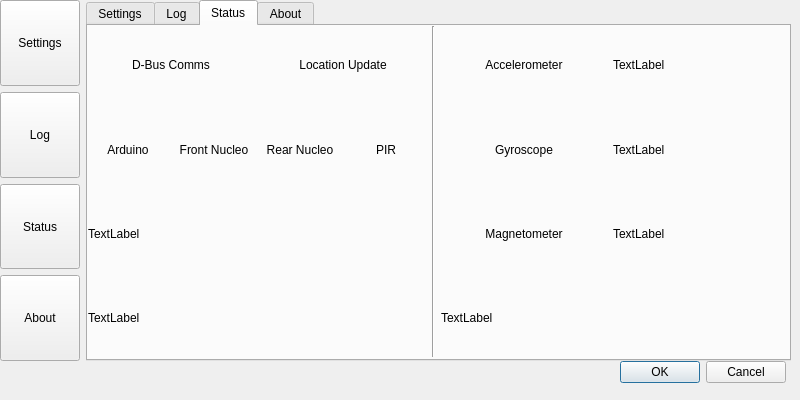
Alex-BusNet/Reveles, file Reveles/GUI/settingsscreen.ui: the form before one commit.
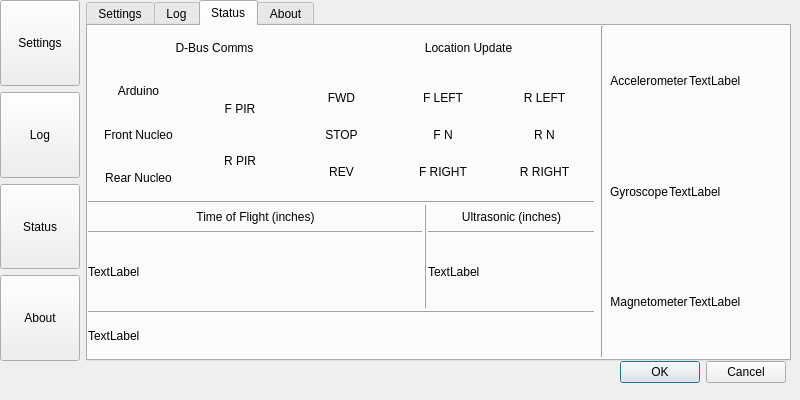
The form after the commit.

Commit message: Added DBus signals to relay information from the IO to the Status screen in the GUI.

Diff of the .ui file:
```diff
--- a/Reveles/GUI/settingsscreen.ui
+++ b/Reveles/GUI/settingsscreen.ui
@@ -50,7 +50,7 @@
      <height>361</height>
     </rect>
    </property>
-   <layout class="QHBoxLayout" name="horizontalLayout_5">
+   <layout class="QHBoxLayout" name="horizontalLayout_5" stretch="0,0">
     <item>
      <layout class="QVBoxLayout" name="verticalLayout_3">
       <item>
@@ -150,13 +150,37 @@
           <height>331</height>
          </rect>
         </property>
-        <layout class="QHBoxLayout" name="horizontalLayout">
+        <layout class="QHBoxLayout" name="horizontalLayout" stretch="3,0,1">
          <item>
-          <layout class="QVBoxLayout" name="verticalLayout">
+          <layout class="QVBoxLayout" name="verticalLayout" stretch="1,3,0,3,0,1">
+           <property name="spacing">
+            <number>1</number>
+           </property>
            <item>
             <layout class="QHBoxLayout" name="horizontalLayout_6">
+             <property name="spacing">
+              <number>1</number>
+             </property>
+             <property name="sizeConstraint">
+              <enum>QLayout::SetDefaultConstraint</enum>
+             </property>
+             <property name="bottomMargin">
+              <number>0</number>
+             </property>
              <item>
               <widget class="QLabel" name="dbusStatusLabel">
+               <property name="sizePolicy">
+                <sizepolicy hsizetype="Preferred" vsizetype="Maximum">
+                 <horstretch>0</horstretch>
+                 <verstretch>0</verstretch>
+                </sizepolicy>
+               </property>
+               <property name="maximumSize">
+                <size>
+                 <width>16777215</width>
+                 <height>50</height>
+                </size>
+               </property>
                <property name="text">
                 <string>D-Bus Comms</string>
                </property>
@@ -167,6 +191,18 @@
              </item>
              <item>
               <widget class="QLabel" name="locationUpdateLabel">
+               <property name="sizePolicy">
+                <sizepolicy hsizetype="Preferred" vsizetype="Maximum">
+                 <horstretch>0</horstretch>
+                 <verstretch>0</verstretch>
+                </sizepolicy>
+               </property>
+               <property name="maximumSize">
+                <size>
+                 <width>16777215</width>
+                 <height>50</height>
+                </size>
+               </property>
                <property name="text">
                 <string>Location Update</string>
                </property>
@@ -180,56 +216,535 @@
            <item>
             <layout class="QHBoxLayout" name="horizontalLayout_7">
              <item>
-              <widget class="QLabel" name="arduinoStatusLabel">
-               <property name="text">
-                <string>Arduino</string>
+              <layout class="QVBoxLayout" name="verticalLayout_5" stretch="1,1,1">
+               <property name="spacing">
+                <number>1</number>
                </property>
-               <property name="alignment">
-                <set>Qt::AlignCenter</set>
+               <item>
+                <widget class="QLabel" name="arduinoStatusLabel">
+                 <property name="sizePolicy">
+                  <sizepolicy hsizetype="Preferred" vsizetype="Preferred">
+                   <horstretch>0</horstretch>
+                   <verstretch>0</verstretch>
+                  </sizepolicy>
+                 </property>
+                 <property name="maximumSize">
+                  <size>
+                   <width>16777215</width>
+                   <height>16777215</height>
+                  </size>
+                 </property>
+                 <property name="text">
+                  <string>Arduino</string>
+                 </property>
+                 <property name="alignment">
+                  <set>Qt::AlignCenter</set>
+                 </property>
+                </widget>
+               </item>
+               <item>
+                <widget class="QLabel" name="frontNucleoStatusLabel">
+                 <property name="sizePolicy">
+                  <sizepolicy hsizetype="Preferred" vsizetype="Preferred">
+                   <horstretch>0</horstretch>
+                   <verstretch>0</verstretch>
+                  </sizepolicy>
+                 </property>
+                 <property name="maximumSize">
+                  <size>
+                   <width>16777215</width>
+                   <height>16777215</height>
+                  </size>
+                 </property>
+                 <property name="text">
+                  <string>Front Nucleo</string>
+                 </property>
+                 <property name="alignment">
+                  <set>Qt::AlignCenter</set>
+                 </property>
+                </widget>
+               </item>
+               <item>
+                <widget class="QLabel" name="rearNucleoStatusLabel">
+                 <property name="sizePolicy">
+                  <sizepolicy hsizetype="Preferred" vsizetype="Preferred">
+                   <horstretch>0</horstretch>
+                   <verstretch>0</verstretch>
+                  </sizepolicy>
+                 </property>
+                 <property name="maximumSize">
+                  <size>
+                   <width>16777215</width>
+                   <height>16777215</height>
+                  </size>
+                 </property>
+                 <property name="text">
+                  <string>Rear Nucleo</string>
+                 </property>
+                 <property name="alignment">
+                  <set>Qt::AlignCenter</set>
+                 </property>
+                </widget>
+               </item>
+              </layout>
+             </item>
+             <item>
+              <layout class="QVBoxLayout" name="verticalLayout_4">
+               <property name="spacing">
+                <number>1</number>
                </property>
-              </widget>
+               <item>
+                <widget class="QLabel" name="pirFStatusLabel">
+                 <property name="sizePolicy">
+                  <sizepolicy hsizetype="Preferred" vsizetype="Maximum">
+                   <horstretch>0</horstretch>
+                   <verstretch>0</verstretch>
+                  </sizepolicy>
+                 </property>
+                 <property name="maximumSize">
+                  <size>
+                   <width>16777215</width>
+                   <height>25</height>
+                  </size>
+                 </property>
+                 <property name="text">
+                  <string>F PIR</string>
+                 </property>
+                 <property name="alignment">
+                  <set>Qt::AlignCenter</set>
+                 </property>
+                </widget>
+               </item>
+               <item>
+                <widget class="QLabel" name="pirRStatusLabel">
+                 <property name="sizePolicy">
+                  <sizepolicy hsizetype="Preferred" vsizetype="Maximum">
+                   <horstretch>0</horstretch>
+                   <verstretch>0</verstretch>
+                  </sizepolicy>
+                 </property>
+                 <property name="maximumSize">
+                  <size>
+                   <width>16777215</width>
+                   <height>25</height>
+                  </size>
+                 </property>
+                 <property name="text">
+                  <string>R PIR</string>
+                 </property>
+                 <property name="alignment">
+                  <set>Qt::AlignCenter</set>
+                 </property>
+                </widget>
+               </item>
+              </layout>
              </item>
              <item>
-              <widget class="QLabel" name="frontNucleoStatusLabel">
-               <property name="text">
-                <string>Front Nucleo</string>
+              <layout class="QVBoxLayout" name="verticalLayout_6">
+               <property name="spacing">
+                <number>1</number>
                </property>
-               <property name="alignment">
-                <set>Qt::AlignCenter</set>
+               <item>
+                <widget class="QLabel" name="motorFwdStatus">
+                 <property name="sizePolicy">
+                  <sizepolicy hsizetype="Preferred" vsizetype="Maximum">
+                   <horstretch>0</horstretch>
+                   <verstretch>0</verstretch>
+                  </sizepolicy>
+                 </property>
+                 <property name="maximumSize">
+                  <size>
+                   <width>16777215</width>
+                   <height>17</height>
+                  </size>
+                 </property>
+                 <property name="text">
+                  <string>FWD</string>
+                 </property>
+                 <property name="alignment">
+                  <set>Qt::AlignCenter</set>
+                 </property>
+                </widget>
+               </item>
+               <item>
+                <widget class="QLabel" name="motorStopStatus">
+                 <property name="sizePolicy">
+                  <sizepolicy hsizetype="Preferred" vsizetype="Maximum">
+                   <horstretch>0</horstretch>
+                   <verstretch>0</verstretch>
+                  </sizepolicy>
+                 </property>
+                 <property name="maximumSize">
+                  <size>
+                   <width>16777215</width>
+                   <height>17</height>
+                  </size>
+                 </property>
+                 <property name="text">
+                  <string>STOP</string>
+                 </property>
+                 <property name="alignment">
+                  <set>Qt::AlignCenter</set>
+                 </property>
+                </widget>
+               </item>
+               <item>
+                <widget class="QLabel" name="motorRevStatus">
+                 <property name="sizePolicy">
+                  <sizepolicy hsizetype="Preferred" vsizetype="Maximum">
+                   <horstretch>0</horstretch>
+                   <verstretch>0</verstretch>
+                  </sizepolicy>
+                 </property>
+                 <property name="maximumSize">
+                  <size>
+                   <width>16777215</width>
+                   <height>17</height>
+                  </size>
+                 </property>
+                 <property name="text">
+                  <string>REV</string>
+                 </property>
+                 <property name="alignment">
+                  <set>Qt::AlignCenter</set>
+                 </property>
+                </widget>
+               </item>
+              </layout>
+             </item>
+             <item>
+              <layout class="QVBoxLayout" name="verticalLayout_7">
+               <property name="spacing">
+                <number>1</number>
                </property>
-              </widget>
+               <item>
+                <widget class="QLabel" name="fServoLeftStatusLabel">
+                 <property name="sizePolicy">
+                  <sizepolicy hsizetype="Preferred" vsizetype="Maximum">
+                   <horstretch>0</horstretch>
+                   <verstretch>0</verstretch>
+                  </sizepolicy>
+                 </property>
+                 <property name="maximumSize">
+                  <size>
+                   <width>16777215</width>
+                   <height>17</height>
+                  </size>
+                 </property>
+                 <property name="text">
+                  <string>F LEFT</string>
+                 </property>
+                 <property name="alignment">
+                  <set>Qt::AlignCenter</set>
+                 </property>
+                </widget>
+               </item>
+               <item>
+                <widget class="QLabel" name="fServoNStatusLabel">
+                 <property name="sizePolicy">
+                  <sizepolicy hsizetype="Preferred" vsizetype="Maximum">
+                   <horstretch>0</horstretch>
+                   <verstretch>0</verstretch>
+                  </sizepolicy>
+                 </property>
+                 <property name="maximumSize">
+                  <size>
+                   <width>16777215</width>
+                   <height>17</height>
+                  </size>
+                 </property>
+                 <property name="text">
+                  <string>F N</string>
+                 </property>
+                 <property name="alignment">
+                  <set>Qt::AlignCenter</set>
+                 </property>
+                </widget>
+               </item>
+               <item>
+                <widget class="QLabel" name="fServoRightStatusLabel">
+                 <property name="sizePolicy">
+                  <sizepolicy hsizetype="Preferred" vsizetype="Maximum">
+                   <horstretch>0</horstretch>
+                   <verstretch>0</verstretch>
+                  </sizepolicy>
+                 </property>
+                 <property name="maximumSize">
+                  <size>
+                   <width>16777215</width>
+                   <height>17</height>
+                  </size>
+                 </property>
+                 <property name="text">
+                  <string>F RIGHT</string>
+                 </property>
+                 <property name="alignment">
+                  <set>Qt::AlignCenter</set>
+                 </property>
+                </widget>
+               </item>
+              </layout>
              </item>
              <item>
-              <widget class="QLabel" name="rearNucleoStatusLabel">
-               <property name="text">
-                <string>Rear Nucleo</string>
+              <layout class="QVBoxLayout" name="verticalLayout_8">
+               <property name="spacing">
+                <number>1</number>
                </property>
-               <property name="alignment">
-                <set>Qt::AlignCenter</set>
+               <item>
+                <widget class="QLabel" name="rServoLeftStatusLabel">
+                 <property name="sizePolicy">
+                  <sizepolicy hsizetype="Preferred" vsizetype="Maximum">
+                   <horstretch>0</horstretch>
+                   <verstretch>0</verstretch>
+                  </sizepolicy>
+                 </property>
+                 <property name="maximumSize">
+                  <size>
+                   <width>16777215</width>
+                   <height>17</height>
+                  </size>
+                 </property>
+                 <property name="text">
+                  <string>R LEFT</string>
+                 </property>
+                 <property name="alignment">
+                  <set>Qt::AlignCenter</set>
+                 </property>
+                </widget>
+               </item>
+               <item>
+                <widget class="QLabel" name="rServoNStatusLabel">
+                 <property name="sizePolicy">
+                  <sizepolicy hsizetype="Preferred" vsizetype="Maximum">
+                   <horstretch>0</horstretch>
+                   <verstretch>0</verstretch>
+                  </sizepolicy>
+                 </property>
+                 <property name="maximumSize">
+                  <size>
+                   <width>16777215</width>
+                   <height>17</height>
+                  </size>
+                 </property>
+                 <property name="text">
+                  <string>R N</string>
+                 </property>
+                 <property name="alignment">
+                  <set>Qt::AlignCenter</set>
+                 </property>
+                </widget>
+               </item>
+               <item>
+                <widget class="QLabel" name="rServoRightStatusLabel">
+                 <property name="sizePolicy">
+                  <sizepolicy hsizetype="Preferred" vsizetype="Maximum">
+                   <horstretch>0</horstretch>
+                   <verstretch>0</verstretch>
+                  </sizepolicy>
+                 </property>
+                 <property name="maximumSize">
+                  <size>
+                   <width>16777215</width>
+                   <height>17</height>
+                  </size>
+                 </property>
+                 <property name="frameShape">
+                  <enum>QFrame::NoFrame</enum>
+                 </property>
+                 <property name="text">
+                  <string>R RIGHT</string>
+                 </property>
+                 <property name="alignment">
+                  <set>Qt::AlignCenter</set>
+                 </property>
+                </widget>
+               </item>
+              </layout>
+             </item>
+            </layout>
+           </item>
+           <item>
+            <widget class="QFrame" name="frame_4">
+             <property name="frameShape">
+              <enum>QFrame::HLine</enum>
+             </property>
+             <property name="frameShadow">
+              <enum>QFrame::Raised</enum>
+             </property>
+            </widget>
+           </item>
+           <item>
+            <layout class="QHBoxLayout" name="horizontalLayout_9" stretch="2,0,1">
+             <property name="spacing">
+              <number>1</number>
+             </property>
+             <item>
+              <layout class="QVBoxLayout" name="verticalLayout_9">
+               <property name="spacing">
+                <number>1</number>
                </property>
-              </widget>
+               <item>
+                <widget class="QLabel" name="tofLabel">
+                 <property name="sizePolicy">
+                  <sizepolicy hsizetype="Preferred" vsizetype="Maximum">
+                   <horstretch>0</horstretch>
+                   <verstretch>0</verstretch>
+                  </sizepolicy>
+                 </property>
+                 <property name="maximumSize">
+                  <size>
+                   <width>16777215</width>
+                   <height>25</height>
+                  </size>
+                 </property>
+                 <property name="text">
+                  <string>Time of Flight (inches)</string>
+                 </property>
+                 <property name="alignment">
+                  <set>Qt::AlignCenter</set>
+                 </property>
+                </widget>
+               </item>
+               <item>
+                <widget class="QFrame" name="frame_2">
+                 <property name="frameShape">
+                  <enum>QFrame::HLine</enum>
+                 </property>
+                 <property name="frameShadow">
+                  <enum>QFrame::Raised</enum>
+                 </property>
+                </widget>
+               </item>
+               <item>
+                <widget class="QLabel" name="coordinateLabel">
+                 <property name="sizePolicy">
+                  <sizepolicy hsizetype="Preferred" vsizetype="Maximum">
+                   <horstretch>0</horstretch>
+                   <verstretch>0</verstretch>
+                  </sizepolicy>
+                 </property>
+                 <property name="maximumSize">
+                  <size>
+                   <width>16777215</width>
+                   <height>75</height>
+                  </size>
+                 </property>
+                 <property name="text">
+                  <string>TextLabel</string>
+                 </property>
+                </widget>
+               </item>
+              </layout>
              </item>
              <item>
-              <widget class="QLabel" name="pirStatusLabel">
-               <property name="text">
-                <string>PIR</string>
+              <widget class="QFrame" name="frame_3">
+               <property name="sizePolicy">
+                <sizepolicy hsizetype="Fixed" vsizetype="Preferred">
+                 <horstretch>0</horstretch>
+                 <verstretch>0</verstretch>
+                </sizepolicy>
                </property>
-               <property name="alignment">
-                <set>Qt::AlignCenter</set>
+               <property name="maximumSize">
+                <size>
+                 <width>16777215</width>
+                 <height>16777215</height>
+                </size>
                </property>
+               <property name="frameShape">
+                <enum>QFrame::VLine</enum>
+               </property>
+               <property name="frameShadow">
+                <enum>QFrame::Raised</enum>
+               </property>
               </widget>
              </item>
+             <item>
+              <layout class="QVBoxLayout" name="verticalLayout_10" stretch="0,0,0">
+               <property name="spacing">
+                <number>1</number>
+               </property>
+               <item>
+                <widget class="QLabel" name="usLabel">
+                 <property name="sizePolicy">
+                  <sizepolicy hsizetype="Preferred" vsizetype="Maximum">
+                   <horstretch>0</horstretch>
+                   <verstretch>0</verstretch>
+                  </sizepolicy>
+                 </property>
+                 <property name="maximumSize">
+                  <size>
+                   <width>16777215</width>
+                   <height>25</height>
+                  </size>
+                 </property>
+                 <property name="frameShape">
+                  <enum>QFrame::NoFrame</enum>
+                 </property>
+                 <property name="text">
+                  <string>Ultrasonic (inches)</string>
+                 </property>
+                 <property name="alignment">
+                  <set>Qt::AlignCenter</set>
+                 </property>
+                </widget>
+               </item>
+               <item>
+                <widget class="QFrame" name="frame_5">
+                 <property name="frameShape">
+                  <enum>QFrame::HLine</enum>
+                 </property>
+                 <property name="frameShadow">
+                  <enum>QFrame::Raised</enum>
+                 </property>
+                </widget>
+               </item>
+               <item>
+                <widget class="QLabel" name="usDistLabel">
+                 <property name="sizePolicy">
+                  <sizepolicy hsizetype="Preferred" vsizetype="Maximum">
+                   <horstretch>0</horstretch>
+                   <verstretch>0</verstretch>
+                  </sizepolicy>
+                 </property>
+                 <property name="maximumSize">
+                  <size>
+                   <width>16777215</width>
+                   <height>75</height>
+                  </size>
+                 </property>
+                 <property name="text">
+                  <string>TextLabel</string>
+                 </property>
+                </widget>
+               </item>
+              </layout>
+             </item>
             </layout>
            </item>
            <item>
-            <widget class="QLabel" name="coordinateLabel">
-             <property name="text">
-              <string>TextLabel</string>
+            <widget class="QFrame" name="frame_6">
+             <property name="frameShape">
+              <enum>QFrame::HLine</enum>
+             </property>
+             <property name="frameShadow">
+              <enum>QFrame::Raised</enum>
              </property>
             </widget>
            </item>
            <item>
             <widget class="QLabel" name="ipLabel">
+             <property name="sizePolicy">
+              <sizepolicy hsizetype="Preferred" vsizetype="Preferred">
+               <horstretch>0</horstretch>
+               <verstretch>0</verstretch>
+              </sizepolicy>
+             </property>
+             <property name="maximumSize">
+              <size>
+               <width>16777215</width>
+               <height>16777215</height>
+              </size>
+             </property>
              <property name="text">
               <string>TextLabel</string>
              </property>
@@ -249,8 +764,11 @@
          </item>
          <item>
           <layout class="QVBoxLayout" name="verticalLayout_2">
+           <property name="spacing">
+            <number>1</number>
+           </property>
            <item>
-            <layout class="QHBoxLayout" name="horizontalLayout_2">
+            <layout class="QHBoxLayout" name="horizontalLayout_2" stretch="1,3">
              <item>
               <widget class="QLabel" name="accelStatusLabel">
                <property name="text">
@@ -271,7 +789,7 @@
             </layout>
            </item>
            <item>
-            <layout class="QHBoxLayout" name="horizontalLayout_3">
+            <layout class="QHBoxLayout" name="horizontalLayout_3" stretch="1,3">
              <item>
               <widget class="QLabel" name="gyroStatusLabel">
                <property name="text">
@@ -292,7 +810,7 @@
             </layout>
            </item>
            <item>
-            <layout class="QHBoxLayout" name="horizontalLayout_4">
+            <layout class="QHBoxLayout" name="horizontalLayout_4" stretch="1,3">
              <item>
               <widget class="QLabel" name="magStatusLabel">
                <property name="text">
@@ -312,13 +830,6 @@
              </item>
             </layout>
            </item>
-           <item>
-            <widget class="QLabel" name="usDistLabel">
-             <property name="text">
-              <string>TextLabel</string>
-             </property>
-            </widget>
-           </item>
           </layout>
          </item>
         </layout>
```
Left out of the diff: 3 changed lines with no effect on the pictures. The commit also changes 13 other files.
